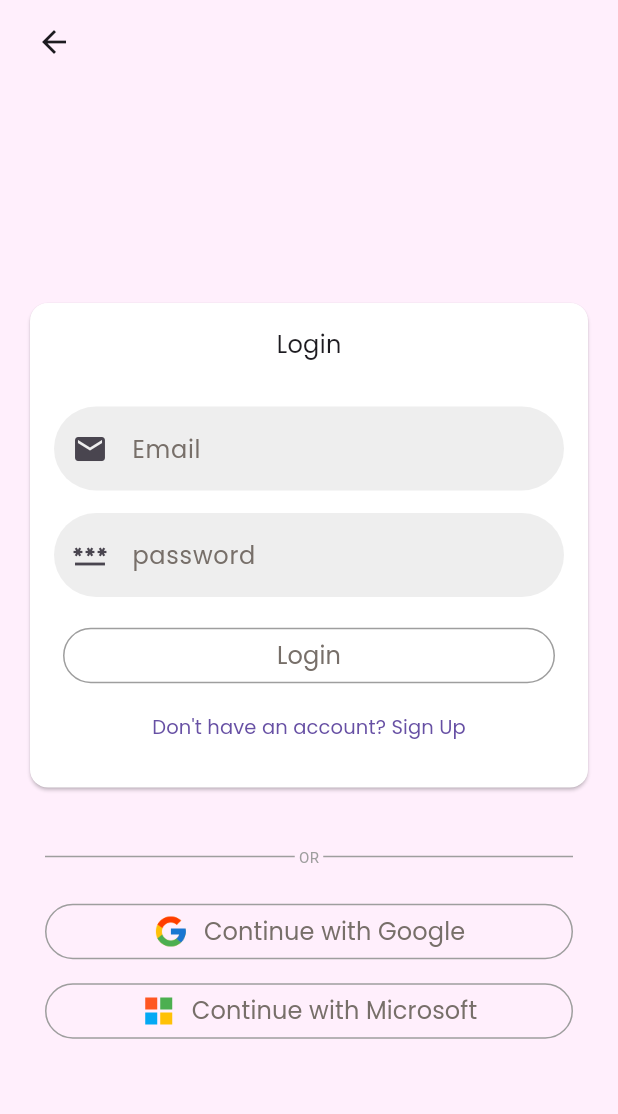
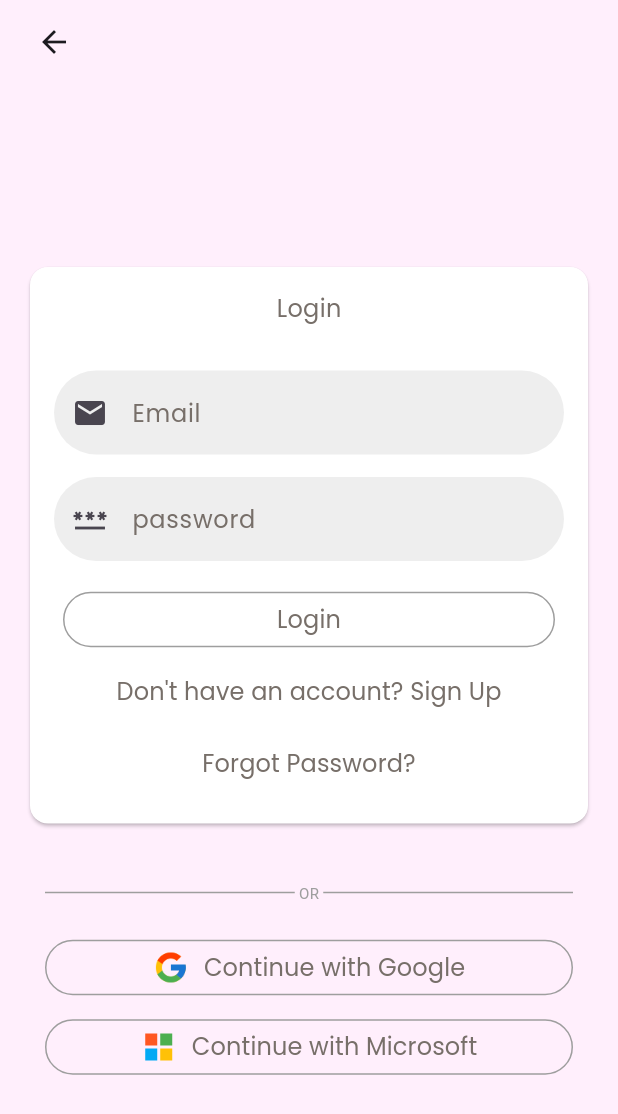
Before and after one commit to jiapanWei/voice_assistant, a Flutter app: the AuthScreen screen opened directly with empty values, on a phone screen of 412 x 824 dp. Shown: the top 1114 px of the screen. Run offline on Flutter 3.47's test engine with Material 3 defaults, Android fonts, the phone set to English and light mode, and no system bars; our stand-ins replace envied, firebase_auth, firebase_core, google_fonts, google_sign_in, image_gallery_saver and 3 more; missing offline and left inert: flutter_downloader, text_to_speech; accounts and stored records are empty; project files that could hold a hidden picture were left out.

Commit message:
Add: reset password screen

```diff
--- a/lib/screens/authentications/auth_screen.dart
+++ b/lib/screens/authentications/auth_screen.dart
@@ -1,13 +1,13 @@
 import 'package:flutter/material.dart';
 import 'package:firebase_auth/firebase_auth.dart';
 import 'package:google_fonts/google_fonts.dart';
+import 'package:voice_assistant/screens/authentications/password_reset_screen.dart';
 import 'package:voice_assistant/screens/authentications/success_login_screen.dart';
 
 import 'package:voice_assistant/screens/main_screen.dart';
 import 'package:voice_assistant/screens/start_screen.dart';
 import 'package:voice_assistant/screens/authentications/auth_sign_in_providers.dart';
-import 'package:voice_assistant/screens/widgets/build_text_form_field.dart';
-import 'package:voice_assistant/screens/widgets/build_button.dart';
+import 'package:voice_assistant/screens/widgets/input_decoration.dart';
 
 final FirebaseAuth _firebaseAuth = FirebaseAuth.instance;
 
@@ -16,30 +16,18 @@ class AuthScreen extends StatefulWidget {
 
   const AuthScreen({required this.isNewUser});
 
+  TextStyle poppinsFontStyle() {
+    return GoogleFonts.poppins(
+      fontSize: 16.0,
+      fontWeight: FontWeight.w400,
+      color: const Color.fromRGBO(119, 111, 105, 1.0),
+    );
+  }
+
   @override
   State<AuthScreen> createState() {
     return _AuthScreenState();
   }
-}
-
-InputDecoration userInputDecoration(
-    {required String labelText, required IconData icon}) {
-  return InputDecoration(
-    prefixIcon: Icon(icon),
-    filled: true,
-    fillColor: Colors.grey[200],
-    border: OutlineInputBorder(
-      borderRadius: BorderRadius.circular(105.0),
-      borderSide: BorderSide.none,
-    ),
-    labelText: labelText,
-    labelStyle: GoogleFonts.poppins(
-      fontSize: 16.0,
-      fontWeight: FontWeight.w400,
-      color: const Color.fromRGBO(119, 111, 105, 1.0),
-    ),
-    floatingLabelBehavior: FloatingLabelBehavior.never,
-  );
 }
 
 class _AuthScreenState extends State<AuthScreen> {
@@ -129,10 +117,7 @@ class _AuthScreenState extends State<AuthScreen> {
                         children: [
                           Text(
                             _isLogin ? 'Login' : 'Create an account',
-                            style: GoogleFonts.poppins(
-                              fontSize: 16.0,
-                              fontWeight: FontWeight.w400,
-                            ),
+                            style: poppinsFontStyle(),
                           ),
                           const SizedBox(height: 15),
 
@@ -155,8 +140,8 @@ class _AuthScreenState extends State<AuthScreen> {
                                 _inputUsername = value!;
                               },
                             ),
+                          const SizedBox(height: 15),
 
-                          const SizedBox(height: 15),
                           // Email
                           TextFormField(
                             decoration: userInputDecoration(
@@ -177,8 +162,8 @@ class _AuthScreenState extends State<AuthScreen> {
                               _inputEmail = value!;
                             },
                           ),
+                          const SizedBox(height: 15),
 
-                          const SizedBox(height: 15),
                           // Password
                           TextFormField(
                             decoration: userInputDecoration(
@@ -199,6 +184,7 @@ class _AuthScreenState extends State<AuthScreen> {
                             },
                           ),
                           const SizedBox(height: 15),
+
                           Row(
                             children: [
                               Expanded(
@@ -217,13 +203,8 @@ class _AuthScreenState extends State<AuthScreen> {
                                       children: [
                                         Text(
                                           _isLogin ? 'Login' : 'Signup',
-                                          style: GoogleFonts.poppins(
-                                            fontSize: 16.0,
-                                            fontWeight: FontWeight.w400,
-                                            color: const Color.fromRGBO(
-                                                119, 111, 105, 1.0),
-                                          ),
-                                        )
+                                          style: poppinsFontStyle(),
+                                        ),
                                       ],
                                     ),
                                   ),
@@ -241,12 +222,26 @@ class _AuthScreenState extends State<AuthScreen> {
                               _isLogin
                                   ? "Don't have an account? Sign Up"
                                   : 'Already have an account? Login',
-                              style: GoogleFonts.poppins(
-                                fontSize: 13.0,
-                                fontWeight: FontWeight.w400,
+                              style: poppinsFontStyle(),
+                            ),
+                          ),
+
+                          //Forgot Password
+                          if (_isLogin)
+                            TextButton(
+                              onPressed: () {
+                                Navigator.push(
+                                  context,
+                                  MaterialPageRoute(
+                                    builder: (context) => PasswordResetScreen(),
+                                  ),
+                                );
+                              },
+                              child: Text(
+                                'Forgot Password?',
+                                style: poppinsFontStyle(),
                               ),
                             ),
-                          ),
                         ],
                       ),
                     ),
--- /dev/null
+++ b/lib/screens/widgets/input_decoration.dart
@@ -0,0 +1,22 @@
+import 'package:flutter/material.dart';
+import 'package:google_fonts/google_fonts.dart';
+
+InputDecoration userInputDecoration(
+    {required String labelText, required IconData icon}) {
+  return InputDecoration(
+    prefixIcon: Icon(icon),
+    filled: true,
+    fillColor: Colors.grey[200],
+    border: OutlineInputBorder(
+      borderRadius: BorderRadius.circular(105.0),
+      borderSide: BorderSide.none,
+    ),
+    labelText: labelText,
+    labelStyle: GoogleFonts.poppins(
+      fontSize: 16.0,
+      fontWeight: FontWeight.w400,
+      color: const Color.fromRGBO(119, 111, 105, 1.0),
+    ),
+    floatingLabelBehavior: FloatingLabelBehavior.never,
+  );
+}
```
Also changed, not shown: lib/screens/authentications/password_reset_screen.dart (added, +134 -0 lines).
